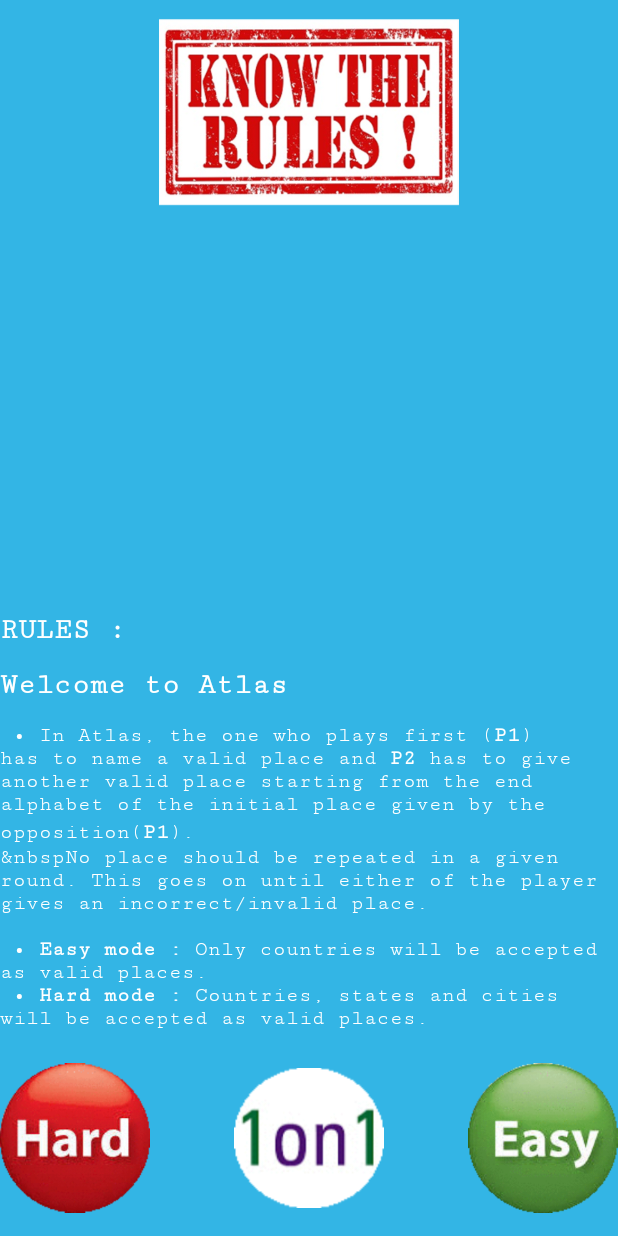
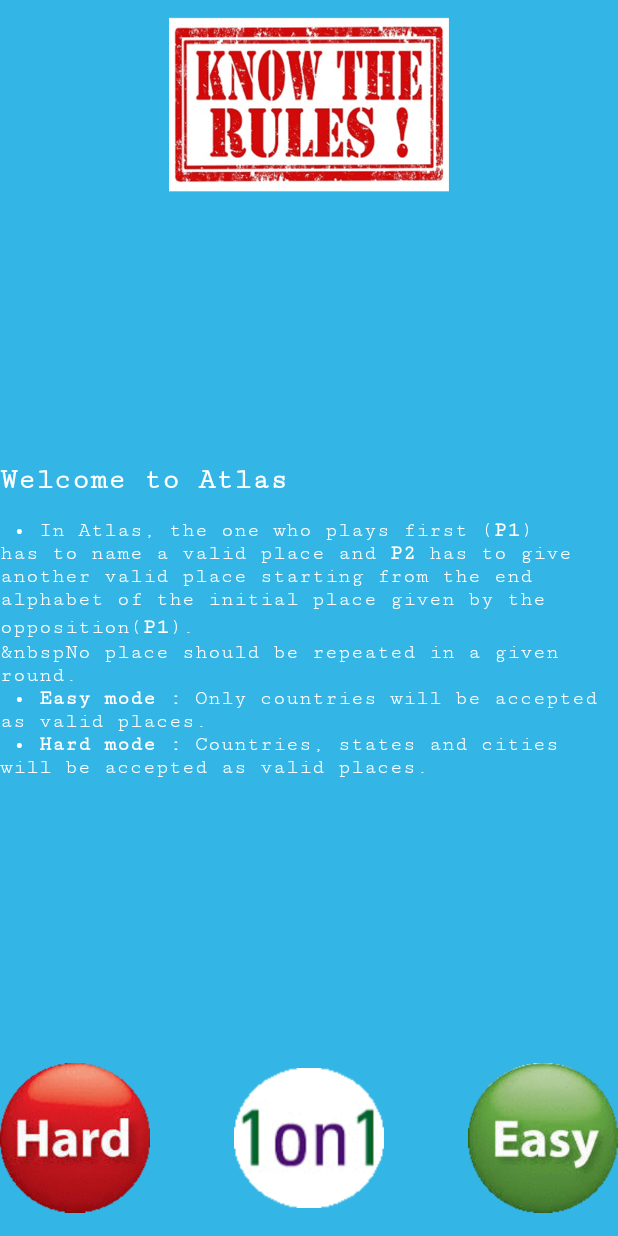
Before and after one commit to deepgosalia1/Atlas, an Android app: the RulesActivity screen opened directly, with no data from a screen before it, on a phone screen of 412 x 824 dp. Run offline under Robolectric (Android 15) with nearby library versions, the light colour scheme and no system bars.

Commit message:
final app with all the changes

```diff
--- a/app/src/main/res/layout/activity_rules.xml
+++ b/app/src/main/res/layout/activity_rules.xml
@@ -10,7 +10,7 @@
     <ImageView
         android:id="@+id/rules_image"
         android:layout_width="250dp"
-        android:layout_height="150dp"
+        android:layout_height="140dp"
         android:layout_centerHorizontal="true"
         android:layout_marginBottom="383dp"
         app:srcCompat="@drawable/rules" />
@@ -52,7 +52,7 @@
     <TextView
         android:id="@+id/rules_list"
         android:layout_width="match_parent"
-        android:layout_height="300dp"
+        android:layout_height="400dp"
         android:layout_above="@+id/hard_image"
         android:layout_alignParentStart="true"
         android:fontFamily="serif-monospace"
--- a/app/src/main/res/values/strings.xml
+++ b/app/src/main/res/values/strings.xml
@@ -5,11 +5,11 @@
     <string name="title_activity_rules">Activity_rules</string>
     <string name="dummy_button">Dummy Button</string>
     <string name="dummy_content">DUMMY\nCONTENT</string>
-    <string name="names"><![CDATA[<p><h2>RULES : </h2></p>
-    <p><h2 style= align:"center">Welcome to Atlas </h2>
+    <string name="names"><![CDATA[
+    <p style="fontsize:20px"><h2 style= align:"center">Welcome to Atlas </h2>
     &nbsp&#8226; In Atlas, the one who plays first (<strong>P1</strong>) has to name a valid place and <strong>P2</strong> has to give
     another valid place starting from the end alphabet of the initial place given by the opposition(<strong>P1</strong>).<br>
-    &nbspNo place should be repeated in a given round. This goes on until either of the player gives an incorrect/invalid place.<br><br>
+    &nbspNo place should be repeated in a given round.<br>
     &nbsp&#8226; <strong>"Easy mode" : </strong>Only countries will be accepted as valid places. <br>
     &nbsp&#8226; <strong>"Hard mode" : </strong>Countries, states and cities will be accepted as valid places. <br>
     </p>]]></string>
```
Also changed, not shown: app/src/main/java/com/example/anonym/atlas/MainActivity.java (+8 -7 lines), 1 other file.
